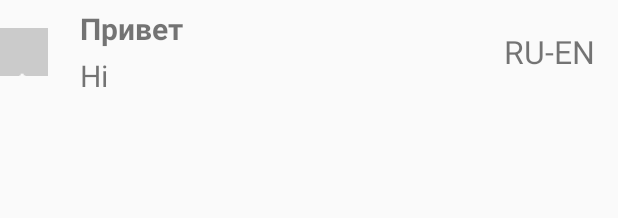
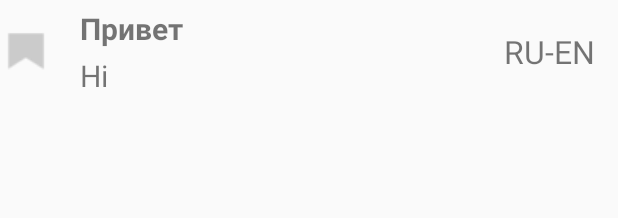
Before and after one commit to Muhammadsafarali/YandexTranslate, an Android app: the layout item.xml on its own in the app's theme, with its tools: preview values and no code run, on a phone screen of 412 x 824 dp. Shown: the top 218 px of the screen. Run offline under Robolectric (Android 15) with nearby library versions, the phone set to English and light mode, and no system bars.

Commit message:
Изменил
  - картинку в истории

```diff
--- a/app/src/main/res/layout/item.xml
+++ b/app/src/main/res/layout/item.xml
@@ -2,61 +2,6 @@
 <LinearLayout xmlns:android="http://schemas.android.com/apk/res/android"
     android:orientation="vertical" android:layout_width="match_parent"
     android:layout_height="match_parent">
-
-   <!-- <RelativeLayout
-        android:layout_width="match_parent"
-        android:layout_height="match_parent">
-
-        <ImageButton
-            android:id="@+id/favorite"
-            android:onClick="DeleteClick"
-            android:layout_width="32dp"
-            android:layout_height="32dp"
-            android:layout_alignBottom="@+id/edit_text"
-            android:backgroundTint="@android:color/transparent"
-            android:clickable="true"
-            android:src="@drawable/flag_gray"/>
-
-        <LinearLayout
-            android:id="@+id/text_layout"
-            android:layout_width="match_parent"
-            android:layout_height="wrap_content"
-            android:layout_toRightOf="@id/favorite"
-            android:orientation="vertical">
-
-            <TextView
-                android:id="@+id/text_from"
-                android:layout_width="match_parent"
-                android:layout_height="wrap_content"
-                android:text="Привет"
-                android:padding="5dp"
-                android:layout_toRightOf="@id/favorite"/>
-            <TextView
-                android:layout_width="match_parent"
-                android:layout_height="wrap_content"
-                android:text="Hi"
-                android:padding="5dp"
-                android:layout_toRightOf="@id/favorite"
-                android:layout_below="@+id/text_from"
-                />
-        </LinearLayout>
-
-        <LinearLayout
-            android:layout_width="match_parent"
-            android:layout_height="wrap_content"
-            android:orientation="vertical"
-            android:layout_toRightOf="@+id/text_layout"
-            >
-            <TextView
-                android:layout_width="match_parent"
-                android:layout_height="wrap_content"
-                android:text="RU-EN"
-                />
-
-        </LinearLayout>
-
-
-    </RelativeLayout>-->
 
     <LinearLayout
         android:orientation="horizontal"
@@ -65,17 +10,9 @@
         <LinearLayout
             android:layout_gravity="center"
             android:layout_weight="8"
-
             android:layout_width="match_parent"
             android:layout_height="wrap_content">
-          <!--  <TextView
-                android:id="@+id/date_tsh"
-                android:gravity="center"
-                android:text="03.11"
-                android:paddingTop="15dp"
-                android:paddingBottom="15dp"
-                android:layout_width="match_parent"
-                android:layout_height="match_parent" />-->
+
             <ImageButton
                 android:id="@+id/favorite"
                 android:onClick="DeleteClick"
@@ -85,7 +22,7 @@
                 android:layout_height="32dp"
                 android:backgroundTint="@android:color/transparent"
                 android:clickable="true"
-                android:src="@drawable/flag_gray"/>
+                android:src="@drawable/flag_gray_24"/>
         </LinearLayout>
         <LinearLayout
             android:layout_weight="3"
```
Also changed, not shown: app/src/main/res/drawable/flag_gray_24.png (added).
